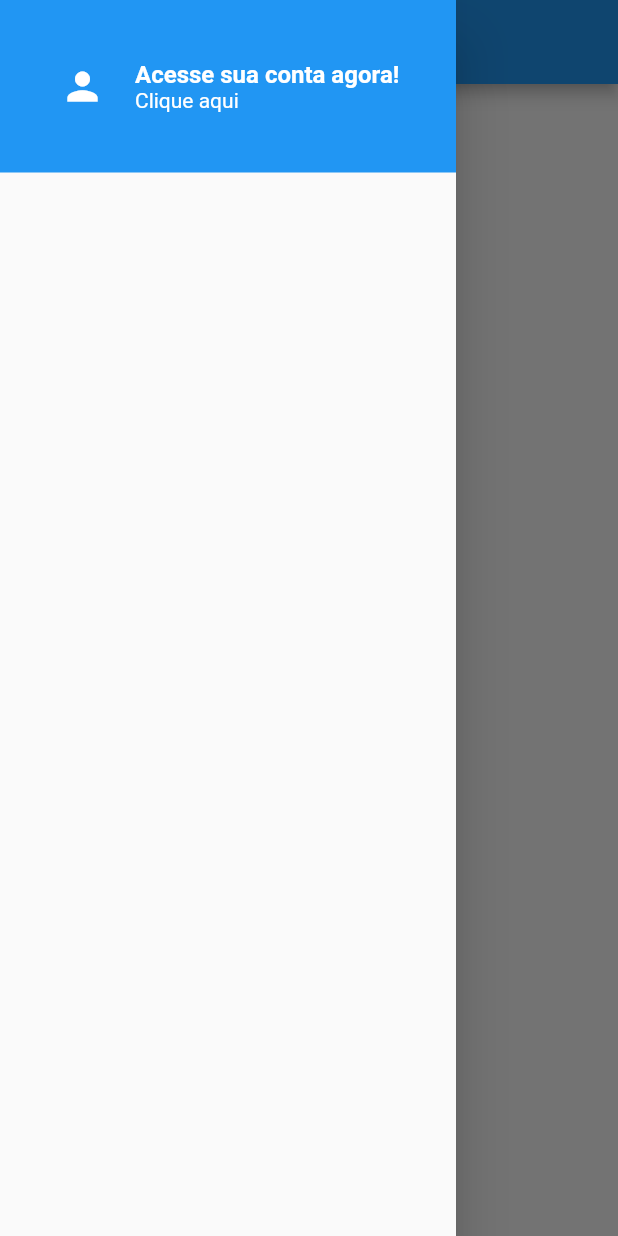
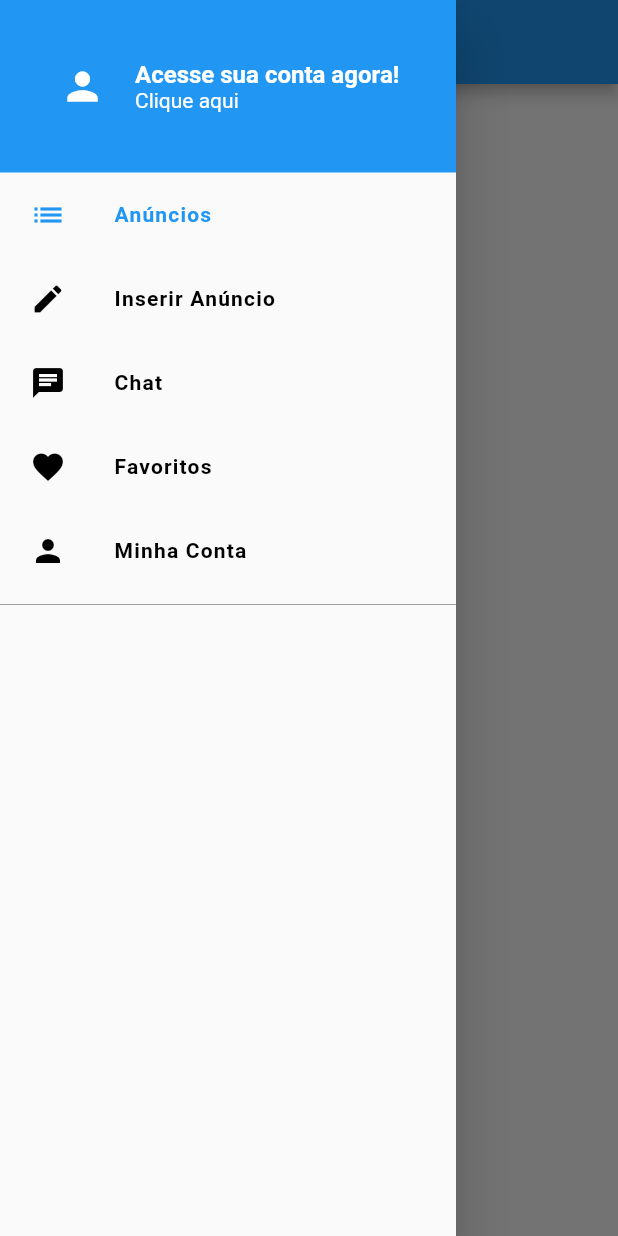
Before and after one commit to Ariosmaia/Projeto-Clone-OLX, a Flutter app: the screen it shows after launch, with the side drawer open, on a phone screen of 412 x 824 dp. Run offline on Flutter 3.47's test engine with Material 2 defaults, Android fonts, the phone set to English and light mode, and no system bars.

Commit message:
finalizando drawer

```diff
--- a/lib/common/custom_drawer/custom_drawer.dart
+++ b/lib/common/custom_drawer/custom_drawer.dart
@@ -10,6 +10,9 @@ class CustomDrawer extends StatelessWidget {
         children: <Widget>[
           CustomHeader(),
           IconsSection(),
+          Divider(
+            color: Colors.grey[500],
+          )
         ],
       ),
     );
--- /dev/null
+++ b/lib/common/custom_drawer/widgets/icon_tile.dart
@@ -0,0 +1,31 @@
+import 'package:flutter/material.dart';
+
+class IconTile extends StatelessWidget {
+  final String label;
+  final IconData iconData;
+  final VoidCallback onTap;
+  final bool highLighted;
+
+  const IconTile(
+      {Key key, this.label, this.iconData, this.onTap, this.highLighted})
+      : super(key: key);
+
+  @override
+  Widget build(BuildContext context) {
+    return ListTile(
+      title: Text(
+        label,
+        style: TextStyle(
+            fontWeight: FontWeight.w600,
+            letterSpacing: 0.8,
+            color: highLighted ? Colors.blue : Colors.black),
+      ),
+      leading: Icon(
+        iconData,
+        color: highLighted ? Colors.blue : Colors.black,
+      ),
+      onTap: onTap,
+      contentPadding: const EdgeInsets.fromLTRB(20, 0, 10, 0),
+    );
+  }
+}
--- a/lib/common/custom_drawer/widgets/icons_section.dart
+++ b/lib/common/custom_drawer/widgets/icons_section.dart
@@ -1,8 +1,42 @@
 import 'package:flutter/material.dart';
+import 'package:xlo/common/custom_drawer/widgets/icon_tile.dart';
 
 class IconsSection extends StatelessWidget {
   @override
   Widget build(BuildContext context) {
-    return Container();
+    return Column(
+      children: <Widget>[
+        IconTile(
+          label: 'Anúncios',
+          iconData: Icons.list,
+          onTap: () {},
+          highLighted: true,
+        ),
+        IconTile(
+          label: 'Inserir Anúncio',
+          iconData: Icons.edit,
+          onTap: () {},
+          highLighted: false,
+        ),
+        IconTile(
+          label: 'Chat',
+          iconData: Icons.chat,
+          onTap: () {},
+          highLighted: false,
+        ),
+        IconTile(
+          label: 'Favoritos',
+          iconData: Icons.favorite,
+          onTap: () {},
+          highLighted: false,
+        ),
+        IconTile(
+          label: 'Minha Conta',
+          iconData: Icons.person,
+          onTap: () {},
+          highLighted: false,
+        ),
+      ],
+    );
   }
 }
```
